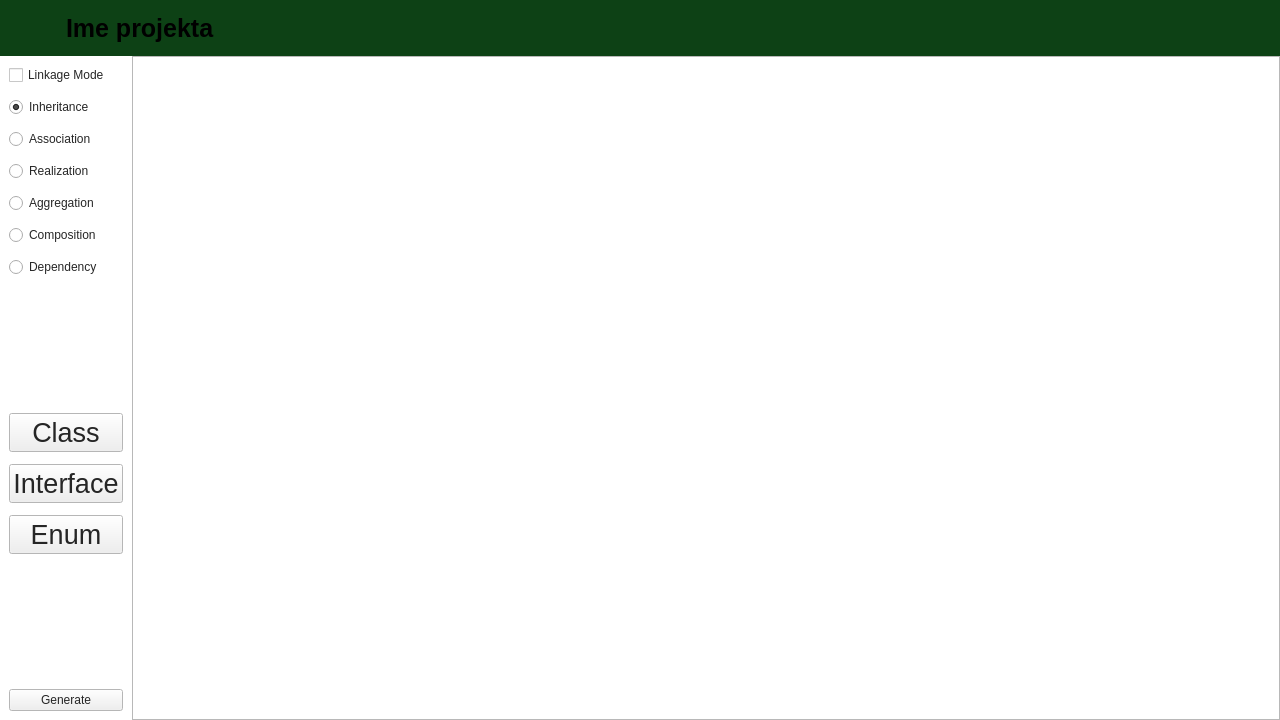
Trifsoft/diagrampp, file src/ui/Board.ui: the form before one commit.
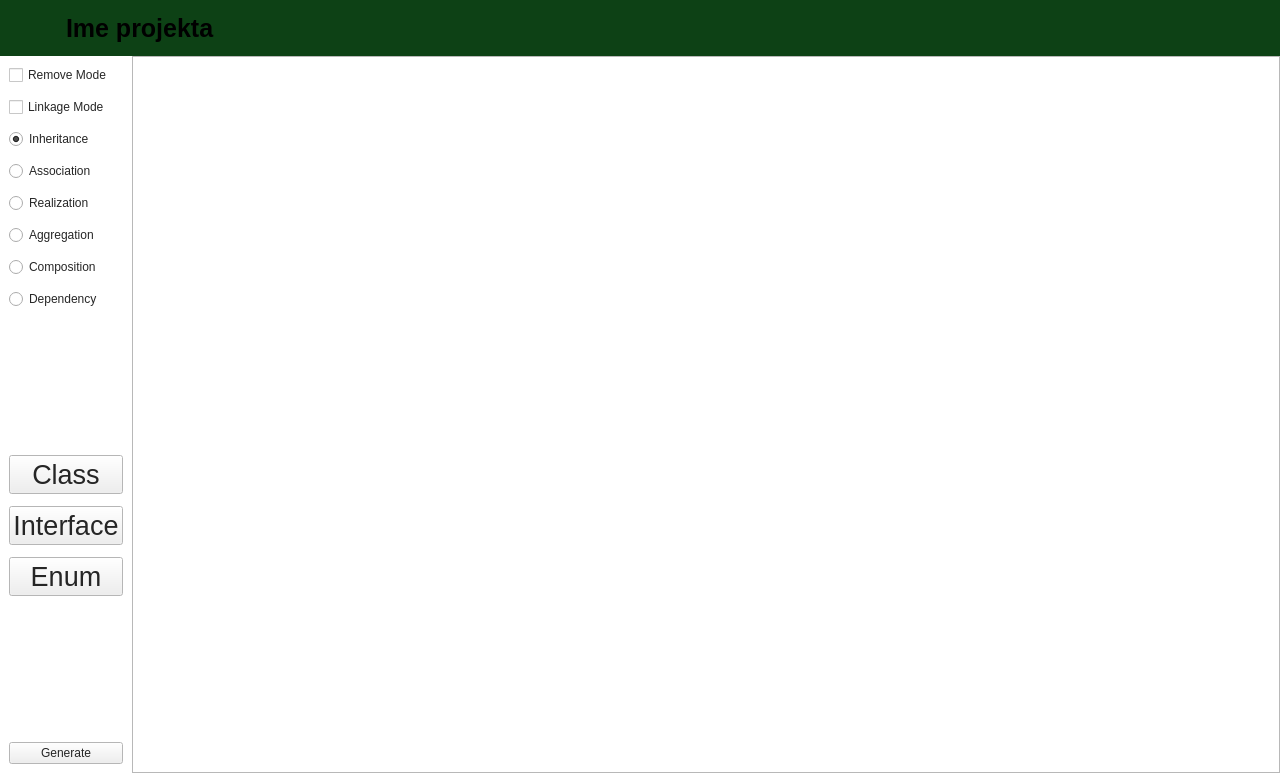
The form after the commit. Icons and pictures are not drawn.

Patch:
```diff
--- a/src/ui/Board.ui
+++ b/src/ui/Board.ui
@@ -7,7 +7,7 @@
     <x>0</x>
     <y>0</y>
     <width>1280</width>
-    <height>720</height>
+    <height>773</height>
    </rect>
   </property>
   <property name="sizePolicy">
@@ -297,7 +297,14 @@
          <number>12</number>
         </property>
         <item>
-         <widget class="QCheckBox" name="Linkage">
+         <widget class="QCheckBox" name="removeMode">
+          <property name="text">
+           <string>Remove Mode</string>
+          </property>
+         </widget>
+        </item>
+        <item>
+         <widget class="QCheckBox" name="linkageMode">
           <property name="text">
            <string>Linkage Mode</string>
           </property>
```
